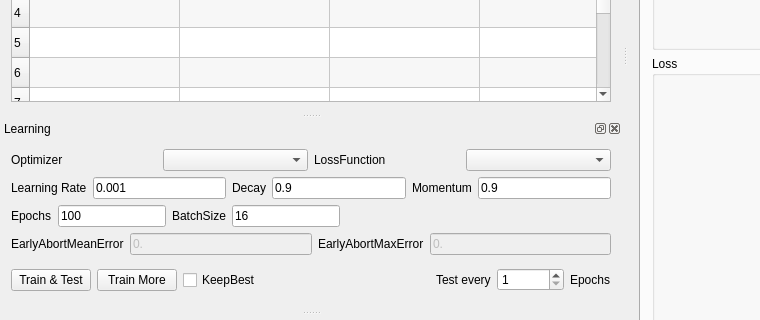
Old version of the form src/DNNLab/mainwindow.ui in the repository edeforas/BeeDNN; both pictures show x 0 to 760 and y 323 to 643 of the 1141 by 737 pixel window.
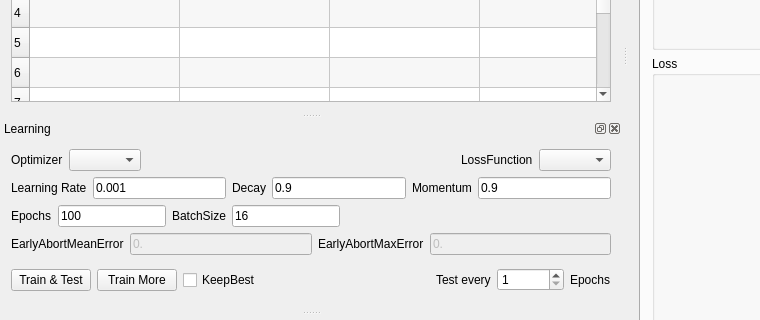
New version of the form.

The edit to the form file:
```diff
--- a/src/DNNLab/mainwindow.ui
+++ b/src/DNNLab/mainwindow.ui
@@ -768,6 +768,19 @@
          </property>
         </widget>
        </item>
+       <item>
+        <spacer name="horizontalSpacer_10">
+         <property name="orientation">
+          <enum>Qt::Horizontal</enum>
+         </property>
+         <property name="sizeHint" stdset="0">
+          <size>
+           <width>40</width>
+           <height>20</height>
+          </size>
+         </property>
+        </spacer>
+       </item>
        <item>
         <widget class="QLabel" name="label_2">
          <property name="text">
```
